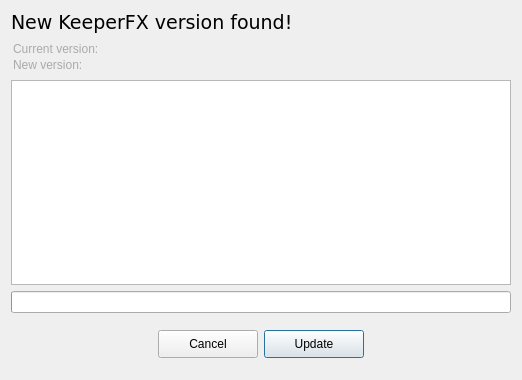
Old version of the form ui/updatedialog.ui in the repository yani/keeperfx-launcher-qt.
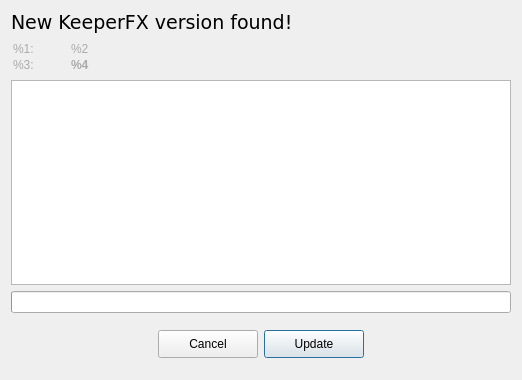
New version of the form.

Patch:
```diff
--- a/ui/updatedialog.ui
+++ b/ui/updatedialog.ui
@@ -47,14 +47,14 @@
 }</string>
      </property>
      <property name="text">
-      <string>&lt;table&gt;
+      <string notr="true">&lt;table&gt;
 &lt;tr&gt;
-&lt;td style=&quot;text-align: left;&quot;&gt;Current version:&lt;/td&gt;
-&lt;td style=&quot;text-align: left; padding-left: 35px;&quot;&gt;&lt;CURRENT_VERSION&gt;&lt;/td&gt;
+&lt;td style=&quot;text-align: left;&quot;&gt;%1:&lt;/td&gt;
+&lt;td style=&quot;text-align: left; padding-left: 35px;&quot;&gt;%2&lt;/td&gt;
 &lt;/tr&gt;
 &lt;tr&gt;
-&lt;td style=&quot;text-align: left;&quot;&gt;New version:&lt;/td&gt;
-&lt;td style=&quot;text-align: left; padding-left: 35px;&quot;&gt;&lt;strong&gt;&lt;NEW_VERSION&gt;&lt;/strong&gt;&lt;/td&gt;
+&lt;td style=&quot;text-align: left;&quot;&gt;%3:&lt;/td&gt;
+&lt;td style=&quot;text-align: left; padding-left: 35px;&quot;&gt;&lt;strong&gt;%4&lt;/strong&gt;&lt;/td&gt;
 &lt;/tr&gt;
 &lt;/table&gt;</string>
      </property>
```
